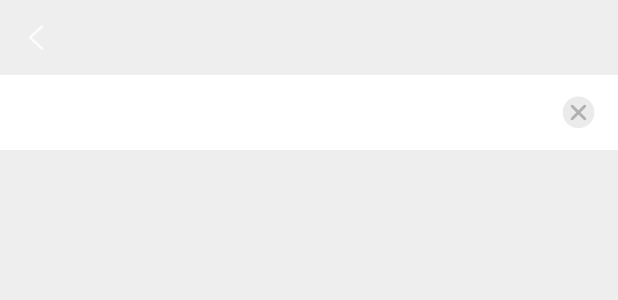
After one commit to Wjqqqqqqqq23333/boxuegu, an Android app: the layout activity_change_user_info.xml on its own in the app's theme, with its tools: preview values and no code run, on a phone screen of 412 x 824 dp. The commit adds this screen. Shown: the top 300 px of the screen. Run offline under Robolectric (Android 15) with nearby library versions, the phone set to English and light mode, and no system bars.

Commit message:
修改个人资料的布局

```diff
--- a/app/src/main/AndroidManifest.xml
+++ b/app/src/main/AndroidManifest.xml
@@ -22,6 +22,8 @@
         <activity android:name=".activity.SettingActivity"/>
         <activity android:name=".activity.UserInfoActivity">
         </activity>
+        <activity android:name=".activity.ChangeUserInfoActivity">
+        </activity>
     </application>
 
 </manifest>
--- /dev/null
+++ b/app/src/main/java/android/gdmec/edu/cn/boxuegu/activity/ChangeUserInfoActivity.java
@@ -0,0 +1,14 @@
+package android.gdmec.edu.cn.boxuegu.activity;
+
+import android.support.v7.app.AppCompatActivity;
+import android.os.Bundle;
+import android.gdmec.edu.cn.boxuegu.R;
+
+public class ChangeUserInfoActivity extends AppCompatActivity {
+
+    @Override
+    protected void onCreate(Bundle savedInstanceState) {
+        super.onCreate(savedInstanceState);
+        setContentView(R.layout.activity_change_user_info);
+    }
+}
--- /dev/null
+++ b/app/src/main/res/layout/activity_change_user_info.xml
@@ -0,0 +1,39 @@
+<?xml version="1.0" encoding="utf-8"?>
+<LinearLayout
+    xmlns:android="http://schemas.android.com/apk/res/android"
+    xmlns:app="http://schemas.android.com/apk/res-auto"
+    xmlns:tools="http://schemas.android.com/tools"
+    android:layout_width="match_parent"
+    android:layout_height="match_parent"
+    android:background="#eeeeee"
+    android:orientation="vertical"
+    tools:context="android.gdmec.edu.cn.boxuegu.activity.ChangeUserInfoActivity">
+
+    <include layout="@layout/main_title_bar"></include>
+
+    <LinearLayout
+        android:layout_width="fill_parent"
+        android:layout_height="wrap_content"
+        android:gravity="center_vertical"
+        android:orientation="horizontal">
+
+        <EditText
+            android:id="@+id/et_content"
+            android:layout_width="match_parent"
+            android:layout_height="50dp"
+            android:layout_gravity="center_horizontal"
+            android:background="@android:color/white"
+            android:gravity="center_vertical"
+            android:paddingLeft="10dp"
+            android:singleLine="true"
+            android:textColor="#737373"
+            android:textSize="14sp"/>
+
+        <ImageView
+            android:id="@+id/iv_delect"
+            android:layout_width="27dp"
+            android:layout_height="27dp"
+            android:layout_marginLeft="-40dp"
+            android:src="@drawable/info_delete"/>
+    </LinearLayout>
+</LinearLayout>
--- a/app/src/main/res/layout/main_title_bar.xml
+++ b/app/src/main/res/layout/main_title_bar.xml
@@ -1,23 +1,38 @@
 <?xml version="1.0" encoding="utf-8"?>
 <RelativeLayout xmlns:android="http://schemas.android.com/apk/res/android"
-    android:id="@+id/title_bar"
-    android:layout_width="match_parent" android:layout_height="50dp"
-    android:background="@android:color/transparent">
+                android:id="@+id/title_bar"
+                android:layout_width="match_parent"
+                android:layout_height="50dp"
+                android:background="@android:color/transparent">
 
 
     <TextView
         android:id="@+id/tv_back"
-        android:background="@drawable/go_back_selector"
-        android:layout_centerVertical="true"
         android:layout_width="50dp"
         android:layout_height="50dp"
-        android:layout_alignParentLeft="true"/>
+        android:layout_alignParentLeft="true"
+        android:layout_centerVertical="true"
+        android:background="@drawable/go_back_selector"/>
 
     <TextView
         android:id="@+id/tv_main_title"
+        android:layout_width="wrap_content"
+        android:layout_height="wrap_content"
+        android:layout_centerInParent="true"
         android:textColor="@android:color/white"
-        android:textSize="20sp"
-        android:layout_centerInParent="true"
+        android:textSize="20sp"/>
+
+    <TextView
+        android:id="@+id/tv_save"
         android:layout_width="wrap_content"
-        android:layout_height="wrap_content" />
+        android:layout_height="30dp"
+        android:layout_alignParentRight="true"
+        android:layout_centerVertical="true"
+        android:layout_marginRight="20dp"
+        android:layout_marginTop="10dp"
+        android:gravity="center"
+        android:text="保存"
+        android:textColor="@android:color/white"
+        android:textSize="16sp"
+        android:visibility="gone"/>
 </RelativeLayout>
```
